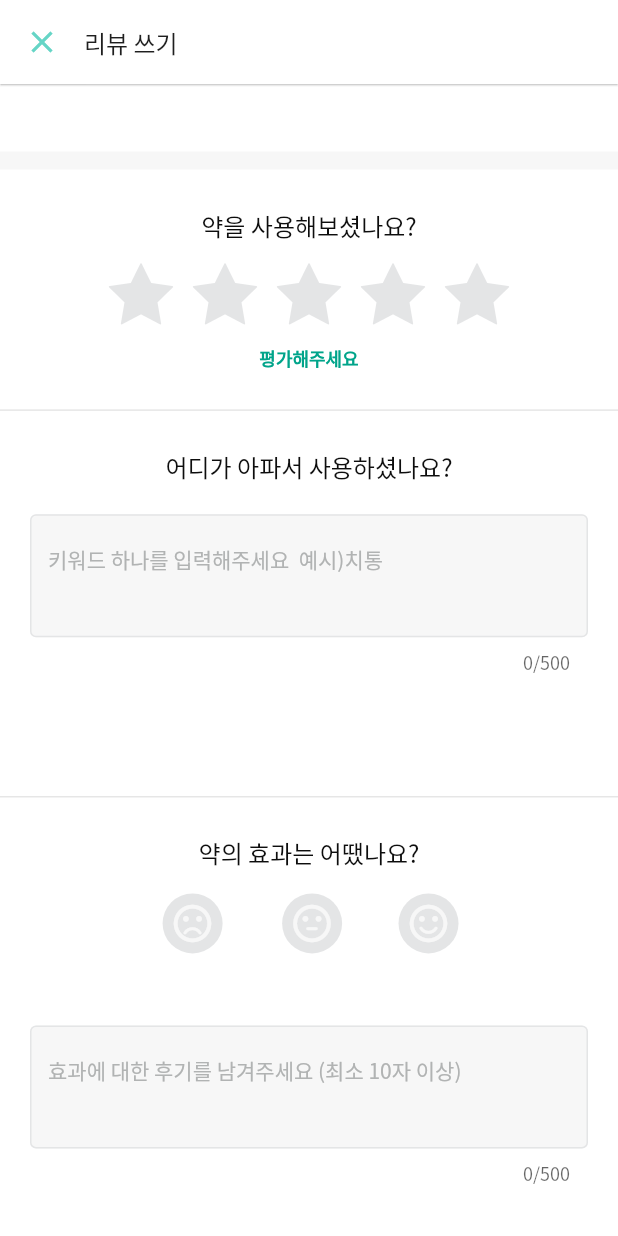
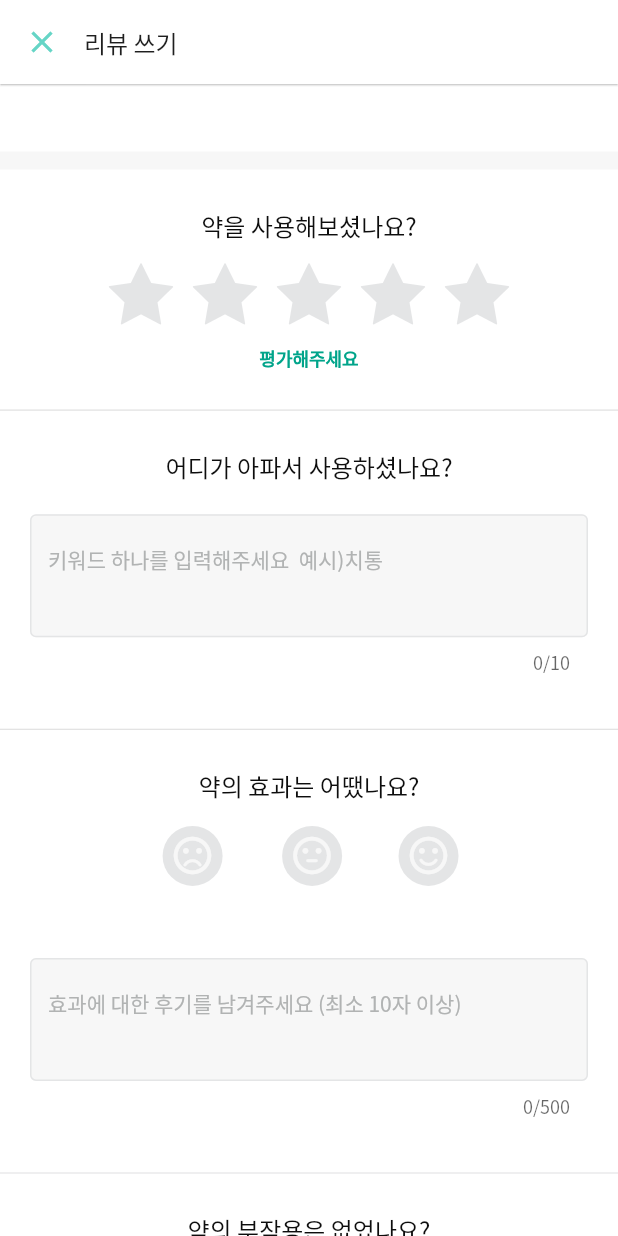
Before and after one commit to Semodrug/semo_ver2, a Flutter app: the WriteReview screen opened directly, on a phone screen of 412 x 824 dp. Run offline on Flutter 3.47's test engine with Material 2 defaults, Android fonts, the phone set to English and light mode, and no system bars; drawn by our look-alikes of flutter_rating_bar; our stand-ins replace cloud_firestore, firebase_auth, firebase_core, firebase_storage, fl_chart, flutter_datetime_picker and 7 more; missing offline and left inert: app_settings, dynamic_text_highlighting, firebase_ml_vision, flutter_facebook_auth; accounts and stored records are empty; network calls fail.

Commit message:
[Fix] dialog overflow

```diff
--- a/lib/mypage/my_favorites.dart
+++ b/lib/mypage/my_favorites.dart
@@ -62,7 +62,7 @@ class _MyFavoritesState extends State<MyFavorites> {
                                 Container(
                                   height: 10,
                                 ),
-                                Text("아직 찜한 약 없어요")
+                                Text("아직 찜한 약이 없어요")
                               ],
                             ))
                         :
--- a/lib/review/edit_review.dart
+++ b/lib/review/edit_review.dart
@@ -964,9 +964,9 @@ class _EditReviewState extends State<EditReview> {
       hintText = "전체적인 만족도에 대한 후기를 남겨주세요(선택)\n";
     else if(type == "reason")
       hintText = "키워드 하나를 입력해주세요  예시)치통\n";
-    double bottom;
+    double bottom = 20;
     if(type == "overall")
-      bottom += 70;
+      bottom = bottom+ 70;
     return Padding(
       padding: EdgeInsets.fromLTRB(0, 20, 0, bottom),
       // padding: EdgeInsets.symmetric(vertical: 20, horizontal: 0),
--- a/lib/review/review_list.dart
+++ b/lib/review/review_list.dart
@@ -569,6 +569,7 @@ class _ReviewListState extends State<ReviewList> {
       context: context,
       builder: (BuildContext context) {
         return AlertDialog(
+          insetPadding: EdgeInsets.zero,
           contentPadding: EdgeInsets.all(16),
           shape:
           RoundedRectangleBorder(borderRadius: BorderRadius.circular(8.0)),
--- a/lib/review/write_review.dart
+++ b/lib/review/write_review.dart
@@ -478,7 +478,7 @@ class _WriteReviewState extends State<WriteReview> {
             _textField("reason",reasonForTakingPillController),
             // _exclusiveMultiButton(),
             // writeReason(),
-            Container(height: 45,)
+            // Container(height: 45,)
             // _textField(myControllerEffect)
           ],
         ));
@@ -670,7 +670,7 @@ class _WriteReviewState extends State<WriteReview> {
       padding: EdgeInsets.fromLTRB(0, 20, 0, bottom),
       child: Container(
           child: TextField(
-              maxLength: 500,
+              maxLength: type =="reason" ? 10 : 500,
               controller: txtController,
               keyboardType: TextInputType.multiline,
               maxLines: null,
@@ -981,6 +981,7 @@ class _WriteReviewState extends State<WriteReview> {
       context: context,
       builder: (BuildContext context) {
         return AlertDialog(
+          insetPadding: EdgeInsets.zero,
           contentPadding: EdgeInsets.all(16),
           shape:
           RoundedRectangleBorder(borderRadius: BorderRadius.circular(8.0)),
--- a/lib/services/review.dart
+++ b/lib/services/review.dart
@@ -60,6 +60,7 @@ class ReviewService {
 
   List<Review> _reviewListFromSnapshot(QuerySnapshot snapshot) {
     return snapshot.docs.map((doc) {
+      print(doc.data()['registrationDate'].toString());
       return Review(
         effect: doc.data()['effect'] ?? '',
         sideEffect: doc.data()['sideEffect'] ?? '',
```
